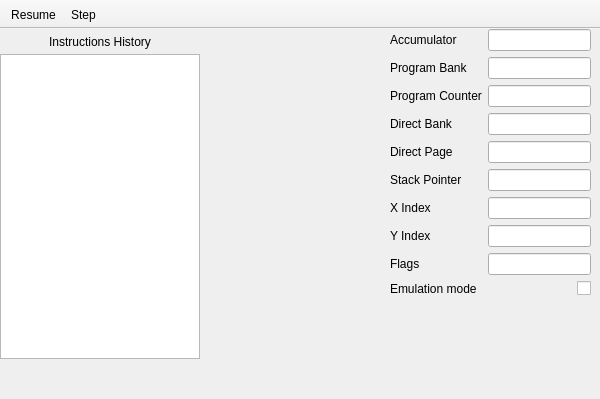
zoriya/ComSquare, file ui/cpu.ui: the form before one commit.
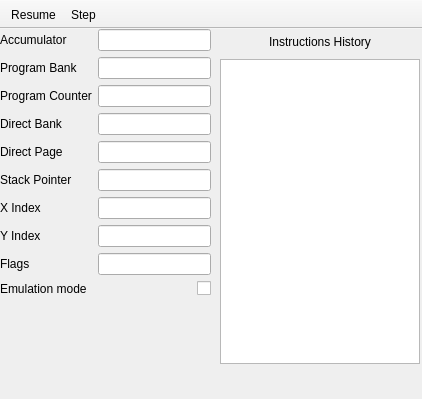
The form after the commit. Icons and pictures are not drawn.

Commit message: Rearrenging the CPU's debugger layout

```diff
--- a/ui/cpu.ui
+++ b/ui/cpu.ui
@@ -6,7 +6,7 @@
    <rect>
     <x>0</x>
     <y>0</y>
-    <width>600</width>
+    <width>422</width>
     <height>399</height>
    </rect>
   </property>
@@ -24,8 +24,8 @@
    <widget class="QTextBrowser" name="logger">
     <property name="geometry">
      <rect>
-      <x>0</x>
-      <y>25</y>
+      <x>220</x>
+      <y>30</y>
       <width>200</width>
       <height>305</height>
      </rect>
@@ -34,7 +34,7 @@
    <widget class="QLabel" name="loggerLabel">
     <property name="geometry">
      <rect>
-      <x>0</x>
+      <x>220</x>
       <y>0</y>
       <width>200</width>
       <height>25</height>
@@ -50,10 +50,10 @@
    <widget class="QWidget" name="formLayoutWidget">
     <property name="geometry">
      <rect>
-      <x>390</x>
+      <x>0</x>
       <y>0</y>
-      <width>201</width>
-      <height>291</height>
+      <width>211</width>
+      <height>361</height>
      </rect>
     </property>
     <layout class="QFormLayout" name="formLayout">
```
Left out of the diff: 10 changed lines with no effect on the pictures.
